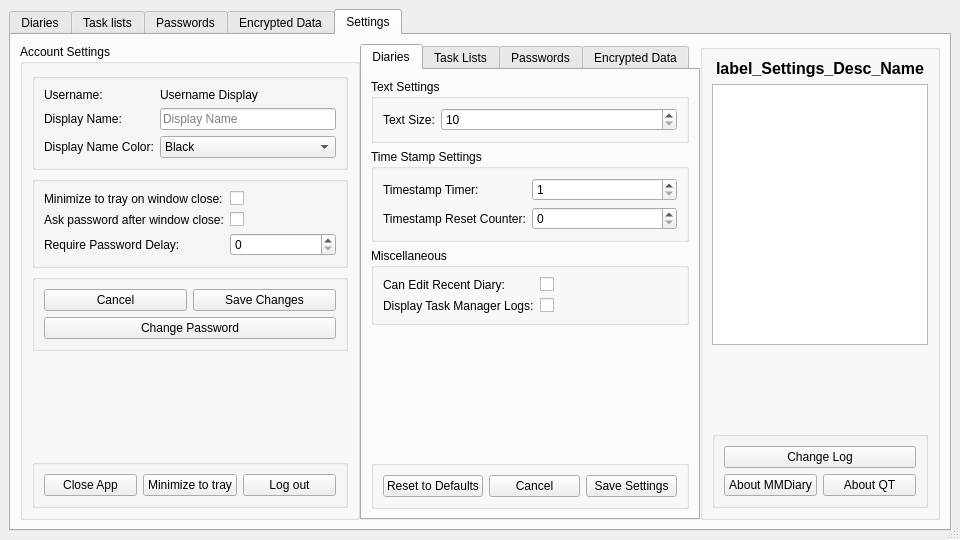
Before: the Qt Designer form mainwindow.ui in therealMaPMaKeR/MMDiary, drawn with Qt 5.
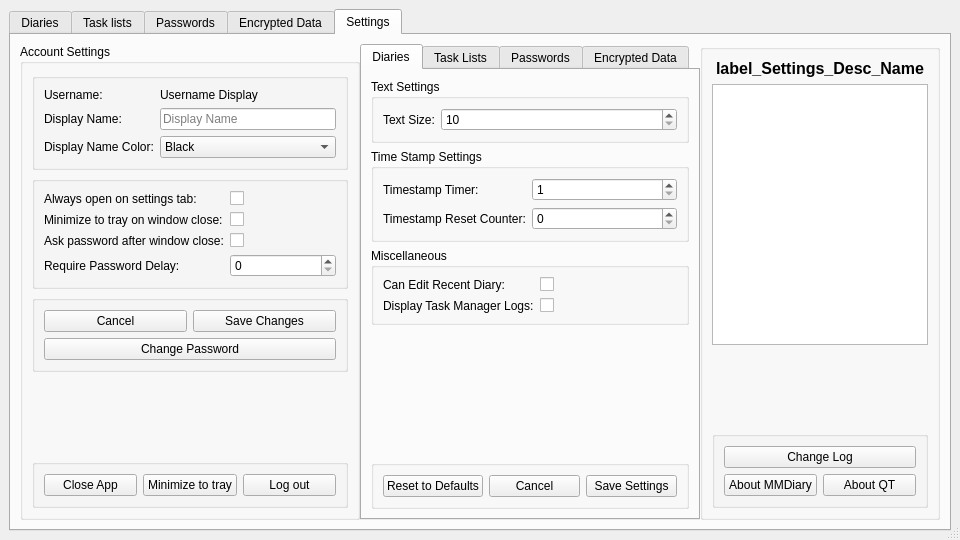
After: the same form once the commit is applied. The open tabs and pages were chosen to show the change. Custom widgets are drawn as their Qt base class.

Commit message: added setting to always open on settings tab

Patch:
```diff
--- a/mainwindow.ui
+++ b/mainwindow.ui
@@ -1031,48 +1031,62 @@
               <string/>
              </property>
              <layout class="QFormLayout" name="formLayout_2">
-              <item row="0" column="0">
+              <item row="1" column="0">
                <widget class="QLabel" name="label_9">
                 <property name="text">
                  <string>Minimize to tray on window close:</string>
                 </property>
                </widget>
               </item>
-              <item row="0" column="1">
+              <item row="1" column="1">
                <widget class="QCheckBox" name="checkBox_MinToTray">
                 <property name="text">
                  <string/>
                 </property>
                </widget>
               </item>
-              <item row="1" column="0">
+              <item row="2" column="0">
                <widget class="QLabel" name="label_8">
                 <property name="text">
                  <string>Ask password after window close:</string>
                 </property>
                </widget>
               </item>
-              <item row="1" column="1">
+              <item row="2" column="1">
                <widget class="custom_QCheckboxWidget" name="checkBox_AskPW">
                 <property name="text">
                  <string/>
                 </property>
                </widget>
               </item>
-              <item row="2" column="0">
+              <item row="3" column="0">
                <widget class="QLabel" name="label_27">
                 <property name="text">
                  <string>Require Password Delay:</string>
                 </property>
                </widget>
               </item>
-              <item row="2" column="1">
+              <item row="3" column="1">
                <widget class="QSpinBox" name="spinBox_ReqPWDelay">
                 <property name="maximum">
                  <number>300</number>
                 </property>
                </widget>
               </item>
+              <item row="0" column="0">
+               <widget class="QLabel" name="label_31">
+                <property name="text">
+                 <string>Always open on settings tab:</string>
+                </property>
+               </widget>
+              </item>
+              <item row="0" column="1">
+               <widget class="QCheckBox" name="checkBox_OpenOnSettings">
+                <property name="text">
+                 <string/>
+                </property>
+               </widget>
+              </item>
              </layout>
             </widget>
            </item>
```
Left out of the diff: 2 changed lines with no effect on the pictures. The commit also changes 9 other files.
